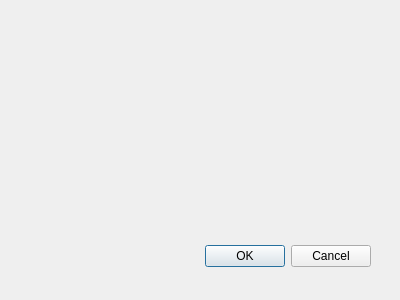
KutsuyaYuki/menu_editor, file menu_editor/settings.ui: the form before one commit.
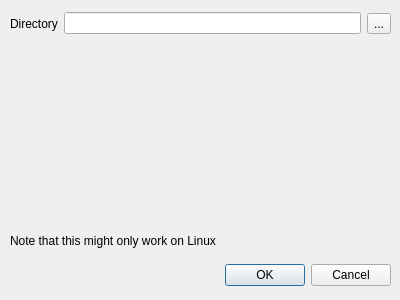
The form after the commit.

Commit message: Added a refresh button and working on how to scan a directory for files.

Patch:
```diff
--- a/menu_editor/settings.ui
+++ b/menu_editor/settings.ui
@@ -18,10 +18,10 @@
   <widget class="QDialogButtonBox" name="buttonBox">
    <property name="geometry">
     <rect>
-     <x>30</x>
-     <y>240</y>
-     <width>341</width>
-     <height>32</height>
+     <x>0</x>
+     <y>260</y>
+     <width>391</width>
+     <height>31</height>
     </rect>
    </property>
    <property name="orientation">
@@ -31,6 +31,48 @@
     <set>QDialogButtonBox::Cancel|QDialogButtonBox::Ok</set>
    </property>
   </widget>
+  <widget class="QWidget" name="horizontalLayoutWidget">
+   <property name="geometry">
+    <rect>
+     <x>10</x>
+     <y>8</y>
+     <width>381</width>
+     <height>31</height>
+    </rect>
+   </property>
+   <layout class="QHBoxLayout" name="horizontalLayout">
+    <item>
+     <widget class="QLabel" name="label">
+      <property name="text">
+       <string>Directory</string>
+      </property>
+     </widget>
+    </item>
+    <item>
+     <widget class="QLineEdit" name="lineDirectory"/>
+    </item>
+    <item>
+     <widget class="QToolButton" name="toolButton">
+      <property name="text">
+       <string>...</string>
+      </property>
+     </widget>
+    </item>
+   </layout>
+  </widget>
+  <widget class="QLabel" name="label_2">
+   <property name="geometry">
+    <rect>
+     <x>10</x>
+     <y>231</y>
+     <width>381</width>
+     <height>20</height>
+    </rect>
+   </property>
+   <property name="text">
+    <string>Note that this might only work on Linux</string>
+   </property>
+  </widget>
  </widget>
  <pixmapfunction/>
  <resources/>
```
Left out of the diff: 42 changed lines with no effect on the pictures. The commit also changes 6 other files.
